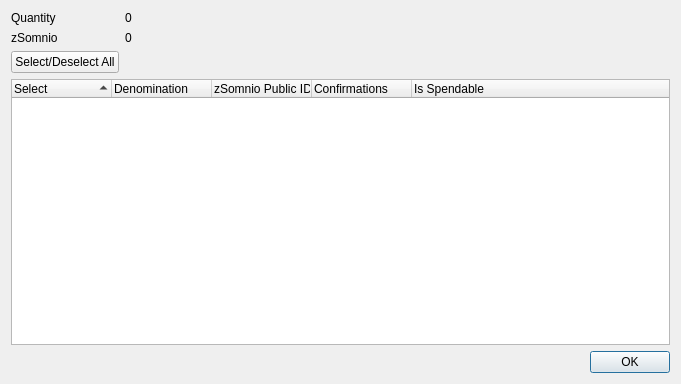
This is src/qt/forms/ztrittiumcontroldialog.ui in MCLXI/TSC as Qt 5 draws it before an edit. The edited form follows.
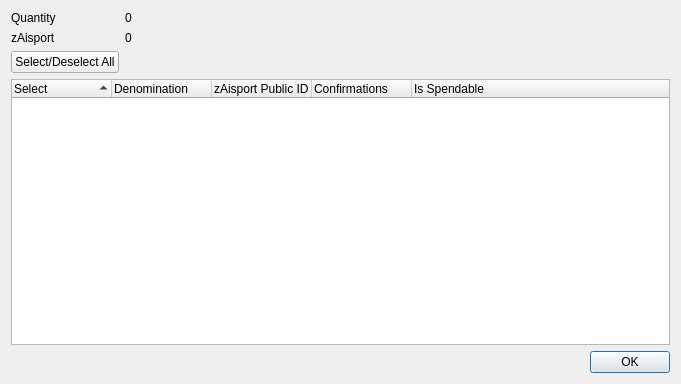
This is the edited form.

The edit to the form file:
```diff
--- a/src/qt/forms/ztrittiumcontroldialog.ui
+++ b/src/qt/forms/ztrittiumcontroldialog.ui
@@ -42,7 +42,7 @@
      <item row="1" column="0">
       <widget class="QLabel" name="labelZSomnio">
        <property name="text">
-        <string>zSomnio</string>
+        <string>zAisport</string>
        </property>
       </widget>
      </item>
@@ -96,7 +96,7 @@
        </column>
        <column>
         <property name="text">
-         <string notr="true">zSomnio Public ID</string>
+         <string notr="true">zAisport Public ID</string>
         </property>
        </column>
        <column>
```
Left out of the diff: 14 changed lines with no effect on the pictures.
